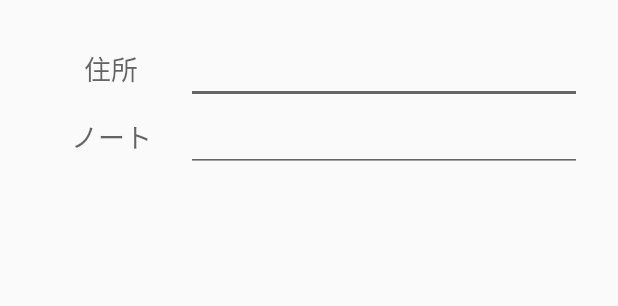
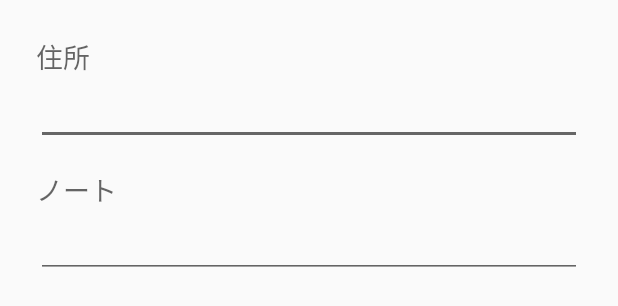
Before and after one commit to KHALEDNOAMAN/Android-HankeiN, an Android app: the layout dialog_edit_location_memo.xml on its own in the app's theme, with its tools: preview values and no code run, on a phone screen of 412 x 824 dp. Shown: the top 306 px of the screen. Run offline under Robolectric (Android 15) with nearby library versions, the phone set to English and light mode, and no system bars.

Commit message:
fix dialog layouts

```diff
--- a/app/src/main/java/com/github/gfx/hankei_n/model/AddressAutocompleAdapter.java
+++ b/app/src/main/java/com/github/gfx/hankei_n/model/AddressAutocompleAdapter.java
@@ -28,7 +28,7 @@ public class AddressAutocompleAdapter extends ArrayAdapter<Spanned> {
     final PlaceEngine placeEngine;
 
     public AddressAutocompleAdapter(Context context, PlaceEngine placeEngine) {
-        super(context, R.layout.support_simple_spinner_dropdown_item);
+        super(context, R.layout.widget_autocomplete, android.R.id.text1);
         this.placeEngine = placeEngine;
     }
 
--- /dev/null
+++ b/app/src/main/res/drawable/powered_by_google.xml
@@ -0,0 +1,5 @@
+<?xml version="1.0" encoding="utf-8"?>
+<bitmap xmlns:android="http://schemas.android.com/apk/res/android"
+        android:src="@drawable/powered_by_google_on_white"
+        android:gravity="end"
+        />
--- a/app/src/main/res/layout/dialog_edit_location_memo.xml
+++ b/app/src/main/res/layout/dialog_edit_location_memo.xml
@@ -1,61 +1,59 @@
 <?xml version="1.0" encoding="utf-8"?>
 <LinearLayout xmlns:android="http://schemas.android.com/apk/res/android"
-              android:orientation="vertical"
               android:layout_width="match_parent"
               android:layout_height="match_parent"
+              android:orientation="vertical"
               android:padding="@dimen/abc_dialog_padding_material"
         >
 
     <LinearLayout
             android:layout_width="match_parent"
             android:layout_height="wrap_content"
-            android:orientation="horizontal"
+            android:orientation="vertical"
             >
 
         <TextView
+                android:layout_width="match_parent"
+                android:layout_height="wrap_content"
+                android:gravity="start"
                 android:labelFor="@+id/edit_address"
-                android:layout_width="100dp"
-                android:layout_height="wrap_content"
+                android:text="@string/label_address"
                 android:textAppearance="?android:attr/textAppearanceMedium"
-                android:gravity="center_horizontal"
-                android:text="@string/label_address"
                 />
 
         <AutoCompleteTextView
-                android:layout_width="0dp"
+                android:id="@+id/edit_address"
+                android:layout_width="match_parent"
                 android:layout_height="wrap_content"
+                android:completionHint="@string/attribution_powered_by_google"
+                android:completionHintView="@layout/widget_powered_by_google"
+                android:completionThreshold="3"
                 android:inputType="textPostalAddress"
-                android:id="@+id/edit_address"
-                android:layout_weight="1"
-                android:completionHintView="@layout/widget_powered_by_google"
-                android:completionHint="Powered By Google"
-                android:completionThreshold="3"
                 />
     </LinearLayout>
 
     <LinearLayout
             android:layout_width="match_parent"
             android:layout_height="wrap_content"
-            android:orientation="horizontal"
+            android:layout_marginTop="16dp"
+            android:orientation="vertical"
             >
 
         <TextView
+                android:layout_width="match_parent"
+                android:layout_height="wrap_content"
+                android:gravity="start"
                 android:labelFor="@+id/edit_note"
-                android:layout_width="100dp"
-                android:layout_height="wrap_content"
+                android:text="@string/label_note"
                 android:textAppearance="?android:attr/textAppearanceMedium"
-                android:gravity="center_horizontal"
-                android:maxLength="512"
-                android:text="@string/label_note"
                 />
 
         <EditText
                 android:id="@+id/edit_note"
-                android:layout_width="0dp"
+                android:layout_width="match_parent"
                 android:layout_height="wrap_content"
                 android:inputType="textMultiLine"
                 android:maxLength="512"
-                android:layout_weight="1"
                 />
     </LinearLayout>
 
```
Also changed, not shown: app/src/main/res/layout/widget_autocomplete.xml (added, +20 -0 lines), app/src/main/res/layout/widget_powered_by_google.xml (+8 -3 lines), app/src/main/res/drawable-hdpi/powered_by_google_on_non_white.png (added), app/src/main/res/drawable-hdpi/powered_by_google_on_white.png (added), app/src/main/res/drawable-ldpi/powered_by_google_on_non_white.png (added), app/src/main/res/drawable-ldpi/powered_by_google_on_white.png (added), app/src/main/res/drawable-mdpi/powered_by_google_on_non_white.png (added), app/src/main/res/drawable-mdpi/powered_by_google_on_white.png (added), app/src/main/res/drawable-xhdpi/powered_by_google_on_non_white.png (added), app/src/main/res/drawable-xhdpi/powered_by_google_on_white.png (added), app/src/main/res/drawable-xxhdpi/powered_by_google_on_non_white.png (added), app/src/main/res/drawable-xxhdpi/powered_by_google_on_white.png (added), app/src/main/res/drawable-xxxhdpi/powered_by_google_on_non_white.png (added), app/src/main/res/drawable-xxxhdpi/powered_by_google_on_white.png (added).
